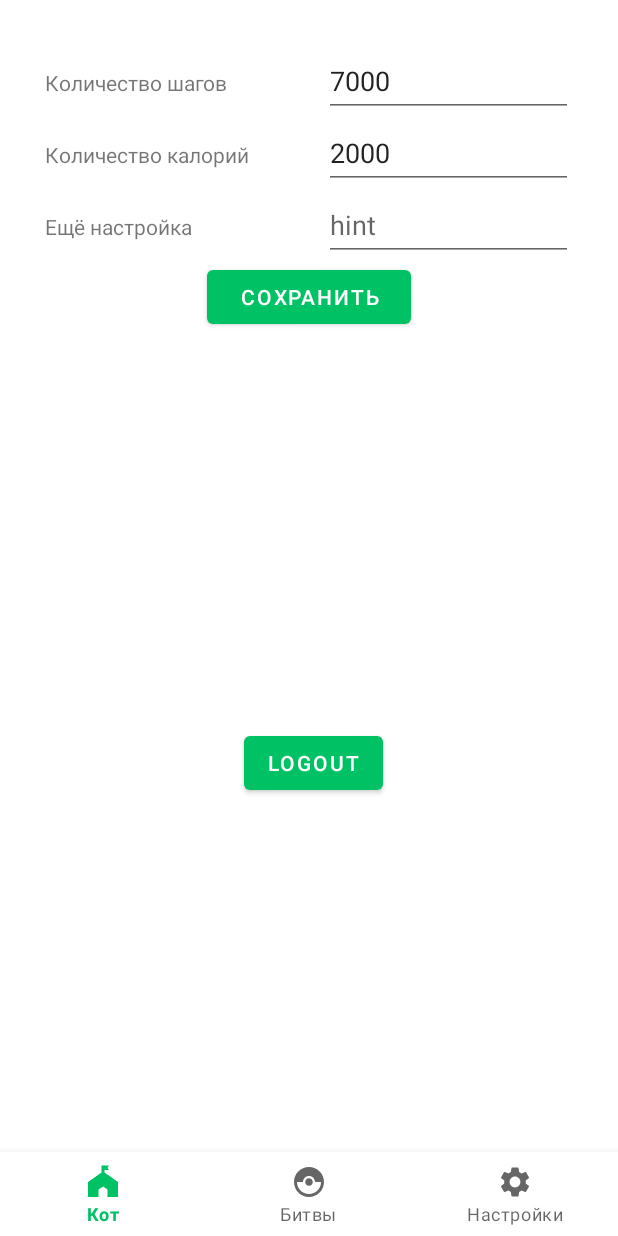
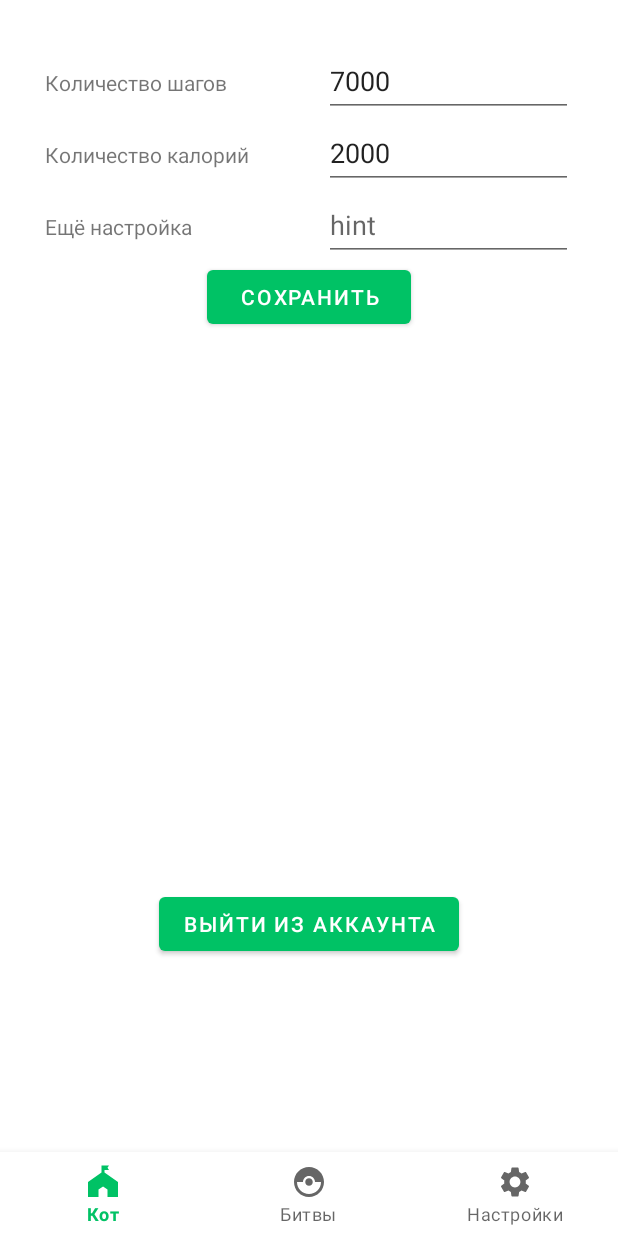
Before and after one commit to doctorwhat1/fitnessQuest, an Android app: the fragment Settings placed in its activity, on a phone screen of 412 x 824 dp. Run offline under Robolectric (Android 15) with nearby library versions, the light colour scheme and no system bars.

Commit message:
layout fixes for workout and settings screens

```diff
--- a/app/build.gradle
+++ b/app/build.gradle
@@ -46,9 +46,11 @@ dependencies {
     implementation 'pl.droidsonroids.gif:android-gif-drawable:1.2.22'
     implementation 'com.google.firebase:firebase-auth:19.2.0'
     implementation 'com.google.firebase:firebase-auth-ktx:22.0.0'
+    implementation 'com.squareup.okhttp3:okhttp:3.10.0'
     testImplementation 'junit:junit:4.13.2'
     androidTestImplementation 'androidx.test.ext:junit:1.1.4'
     androidTestImplementation 'androidx.test.espresso:espresso-core:3.5.0'
+
 
     implementation "androidx.navigation:navigation-fragment-ktx:2.5.3"
     implementation "androidx.navigation:navigation-ui-ktx:2.5.3"
--- a/app/src/main/res/layout/fragment_settings.xml
+++ b/app/src/main/res/layout/fragment_settings.xml
@@ -12,25 +12,14 @@
         android:layout_width="match_parent"
         android:layout_height="match_parent">
 
-        <Button
-            android:id="@+id/button_logout"
-            android:layout_width="wrap_content"
-            android:layout_height="wrap_content"
-            android:layout_marginStart="161dp"
-            android:layout_marginEnd="156dp"
-            android:layout_marginBottom="235dp"
-            android:text="Logout"
-            app:layout_constraintBottom_toBottomOf="parent"
-            app:layout_constraintEnd_toEndOf="parent"
-            app:layout_constraintStart_toStartOf="parent" />
-
         <TableLayout
             android:id="@+id/tables"
             android:layout_width="match_parent"
-            android:layout_height="match_parent"
+            android:layout_height="300dp"
             android:paddingStart="30dp"
             android:paddingTop="30dp"
-            android:paddingEnd="30dp">
+            android:paddingEnd="30dp"
+            app:layout_constraintTop_toTopOf="parent">
 
             <TableRow
                 android:layout_width="match_parent"
@@ -106,12 +95,26 @@
 
             </TableRow>
         </TableLayout>
-    </androidx.constraintlayout.widget.ConstraintLayout>
 
-    <androidx.constraintlayout.widget.ConstraintLayout
-        android:layout_width="match_parent"
-        android:layout_height="match_parent">
+        <androidx.constraintlayout.widget.ConstraintLayout
+            android:layout_width="match_parent"
+            android:layout_height="match_parent"
+            tools:layout_editor_absoluteX="1dp"
+            tools:layout_editor_absoluteY="-5dp">
 
+            <Button
+                android:id="@+id/button_logout"
+                android:layout_width="wrap_content"
+                android:layout_height="wrap_content"
+                android:layout_marginStart="116dp"
+                android:layout_marginEnd="113dp"
+                android:layout_marginBottom="128dp"
+                android:text="Выйти из аккаунта"
+                app:layout_constraintBottom_toBottomOf="parent"
+                app:layout_constraintEnd_toEndOf="parent"
+                app:layout_constraintHorizontal_bias="0.6"
+                app:layout_constraintStart_toStartOf="parent" />
+        </androidx.constraintlayout.widget.ConstraintLayout>
     </androidx.constraintlayout.widget.ConstraintLayout>
 
 </FrameLayout>
```
Also changed, not shown: app/src/main/java/com/example/fitnessquest/Workout.kt (+8 -0 lines), app/src/main/res/layout/activity_workout.xml (+14 -7 lines).
